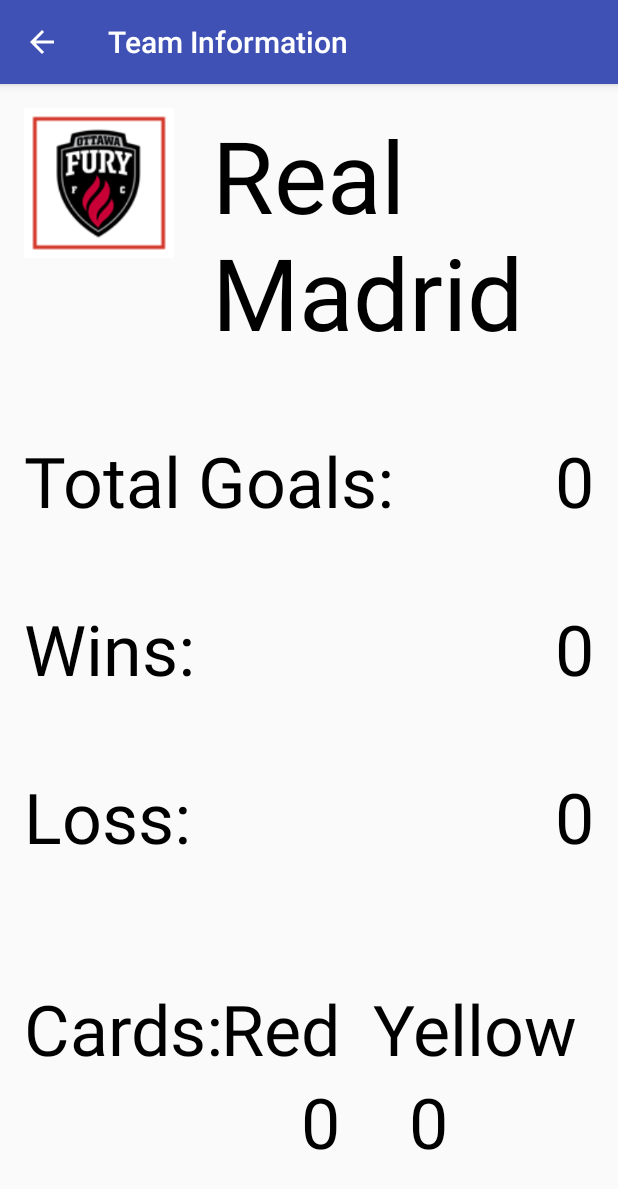
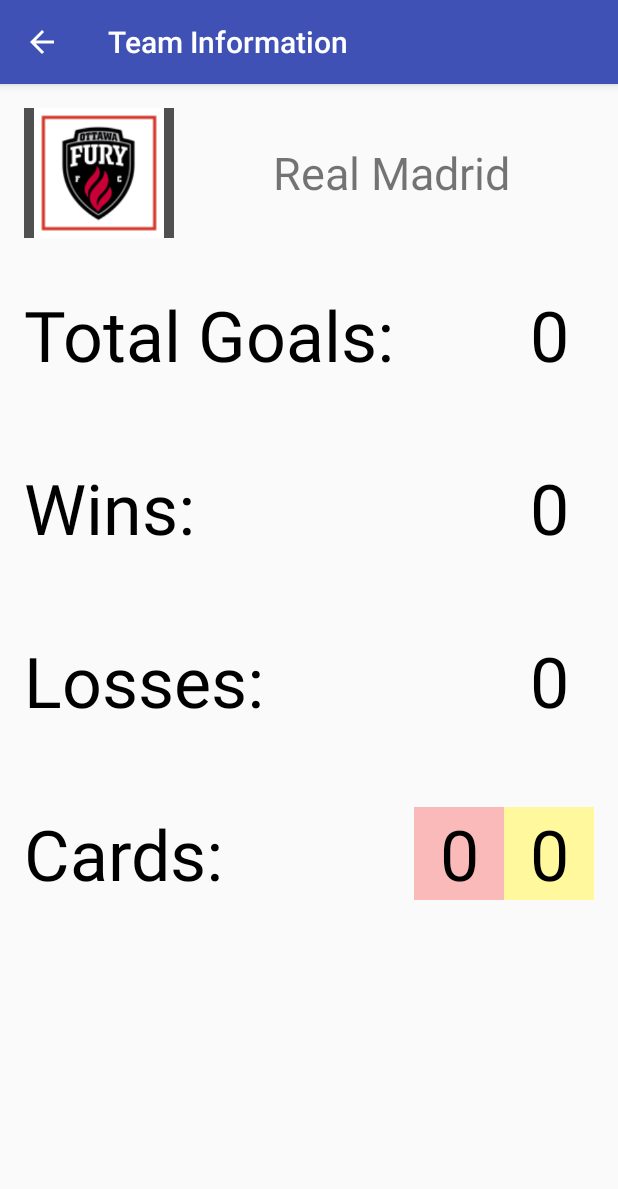
Before and after one commit to rkanjani/FootyManager, an Android app: the TeamInfo screen opened directly, with no data from a screen before it, on a phone screen of 412 x 824 dp. Shown: the top 1189 px of the screen. Run offline under Robolectric (Android 15) with nearby library versions, the phone set to English and light mode, and no system bars; 2 statements that could not run were skipped.

Commit message:
conflicts fixed

```diff
--- a/app/src/main/java/oceansfive/footymanager/TeamInfo.java
+++ b/app/src/main/java/oceansfive/footymanager/TeamInfo.java
@@ -26,33 +26,33 @@ public class TeamInfo extends AppCompatActivity {
 
         setTitle("Team Information");
 
-        TextView teamName = (TextView) findViewById(R.id.team_name);
+        TextView teamName = (TextView) findViewById(R.id.teamName);
 
         teamName.setText(team.getTeamName());
 
         if(team.getTeamLogo() != null) {
             String logo = team.getTeamLogo();
             int drawableResourceId = this.getResources().getIdentifier(logo, "drawable", this.getPackageName());
-            ImageView imageView = (ImageView) findViewById(R.id.team_logo);
+            ImageView imageView = (ImageView) findViewById(R.id.teamLogo);
             imageView.setImageResource(drawableResourceId);
         }
 
 
         teamName.setKeyListener(null);
 
-        TextView totalGoals = (TextView) findViewById(R.id.num_total_goals);
+        TextView totalGoals = (TextView) findViewById(R.id.totalGoals);
         totalGoals.setText(Integer.toString(team.getTotalGoals()));
 
-        TextView wins = (TextView) findViewById(R.id.num_wins);
+        TextView wins = (TextView) findViewById(R.id.numOfWin);
         wins.setText(Integer.toString(team.getWins()));
 
-        TextView losses = (TextView) findViewById(R.id.num_losses);
+        TextView losses = (TextView) findViewById(R.id.numOfLoss);
         losses.setText(Integer.toString(team.getLosses()));
 
-        TextView red = (TextView) findViewById(R.id.num_yellow);
+        TextView red = (TextView) findViewById(R.id.numOfYellow);
         red.setText(Integer.toString(team.getYellowCards()));
 
-        TextView yellow = (TextView) findViewById(R.id.num_red);
+        TextView yellow = (TextView) findViewById(R.id.numOfRed);
         yellow.setText(Integer.toString(team.getRedCards()));
 
 
--- a/app/src/main/res/layout/activity_team_info.xml
+++ b/app/src/main/res/layout/activity_team_info.xml
@@ -12,54 +12,60 @@
         android:layout_width="match_parent"
         android:layout_height="match_parent">
 
-        <LinearLayout
+        <RelativeLayout
             android:orientation="horizontal"
             android:layout_width="match_parent"
-            android:layout_height="wrap_content">
+            android:layout_height="100dp"
+            android:paddingBottom="20px">
 
             <ImageView
                 android:layout_width="100dp"
                 android:layout_height="100dp"
-                android:id="@+id/team_logo"
-                android:background="#b2b2b2" />
+                android:id="@+id/teamLogo"
+                android:src="#9d9d9d"
+                android:background="#505050" />
 
             <TextView
                 android:layout_width="wrap_content"
-                android:layout_height="wrap_content"
-                android:text="Default"
-                android:id="@+id/team_name"
-                android:textColor="#000000"
-                android:textSize="100px"
-                android:layout_gravity="center"
-                android:paddingLeft="25dp" />
-        </LinearLayout>
+                android:layout_height="match_parent"
+                android:id="@+id/teamName"
+                android:textSize="30dp"
+                android:gravity="center|center_horizontal"
+                android:text="Real Madrid"
+                android:paddingLeft="10dp"
+                android:layout_alignParentTop="true"
+                android:layout_alignParentRight="true"
+                android:layout_alignParentEnd="true"
+                android:layout_toRightOf="@+id/teamLogo"
+                android:layout_toEndOf="@+id/teamLogo"
+                android:layout_alignParentBottom="true" />
+
+        </RelativeLayout>
 
         <RelativeLayout
             android:orientation="horizontal"
             android:layout_width="match_parent"
             android:layout_height="wrap_content"
-            android:paddingTop="50dp"
-            android:gravity="center">
+            android:layout_gravity="center_horizontal"
+            android:paddingBottom="50px"
+            android:paddingTop="20dp">
 
             <TextView
                 android:layout_width="wrap_content"
                 android:layout_height="wrap_content"
-                android:text="Total Goals: "
-                android:id="@+id/total_goals"
+                android:text="Total Goals:"
+                android:id="@+id/textView8"
+                android:textSize="70px"
+                android:textColor="#000000" />
+
+            <TextView
+                android:layout_width="60dp"
+                android:layout_height="wrap_content"
+                android:text="0"
+                android:id="@+id/totalGoals"
                 android:textColor="#000000"
                 android:textSize="70px"
-                android:layout_alignParentTop="true"
-                android:layout_alignParentLeft="true"
-                android:layout_alignParentStart="true" />
-
-            <TextView
-                android:layout_width="wrap_content"
-                android:layout_height="wrap_content"
-                android:text="0"
-                android:id="@+id/num_total_goals"
-                android:textSize="70px"
-                android:textColor="#000000"
-                android:paddingLeft="25dp"
+                android:gravity="center_horizontal"
                 android:layout_alignParentTop="true"
                 android:layout_alignParentRight="true"
                 android:layout_alignParentEnd="true" />
@@ -69,145 +75,106 @@
             android:orientation="horizontal"
             android:layout_width="match_parent"
             android:layout_height="wrap_content"
-            android:paddingTop="50dp"
-            android:gravity="center">
+            android:layout_gravity="center_horizontal"
+            android:paddingBottom="50px"
+            android:paddingTop="20dp">
 
             <TextView
                 android:layout_width="wrap_content"
                 android:layout_height="wrap_content"
-                android:text="Wins: "
-                android:id="@+id/wins"
-                android:textColor="#000000"
-                android:textSize="70px" />
+                android:text="Wins:"
+                android:id="@+id/teamWin"
+                android:textSize="70px"
+                android:textColor="#000000" />
 
             <TextView
-                android:layout_width="wrap_content"
+                android:layout_width="60dp"
                 android:layout_height="wrap_content"
                 android:text="0"
-                android:id="@+id/num_wins"
+                android:id="@+id/numOfWin"
                 android:textColor="#000000"
                 android:textSize="70px"
-                android:paddingLeft="25dp"
+                android:gravity="center_horizontal"
                 android:layout_alignParentTop="true"
                 android:layout_alignParentRight="true"
                 android:layout_alignParentEnd="true" />
+
         </RelativeLayout>
 
         <RelativeLayout
             android:orientation="horizontal"
             android:layout_width="match_parent"
             android:layout_height="wrap_content"
-            android:gravity="center"
-            android:paddingTop="50dp">
+            android:layout_gravity="center_horizontal"
+            android:paddingBottom="50px"
+            android:paddingTop="20dp">
 
             <TextView
                 android:layout_width="wrap_content"
                 android:layout_height="wrap_content"
-                android:text="Loss: "
-                android:id="@+id/losses"
+                android:text="Losses: "
+                android:id="@+id/teamLoss"
+                android:layout_gravity="center_horizontal"
                 android:textColor="#000000"
                 android:textSize="70px" />
 
             <TextView
-                android:layout_width="wrap_content"
+                android:layout_width="59dp"
                 android:layout_height="wrap_content"
                 android:text="0"
-                android:id="@+id/num_losses"
+                android:id="@+id/numOfLoss"
+                android:textColor="#000000"
                 android:textSize="70px"
-                android:textColor="#000000"
-                android:paddingLeft="25dp"
-                android:layout_alignTop="@+id/losses"
+                android:gravity="center_horizontal"
+                android:layout_alignParentTop="true"
                 android:layout_alignParentRight="true"
                 android:layout_alignParentEnd="true" />
+
         </RelativeLayout>
 
         <RelativeLayout
             android:orientation="horizontal"
             android:layout_width="match_parent"
-            android:layout_height="match_parent"
-            android:gravity="center"
-            android:paddingTop="50dp">
+            android:layout_height="wrap_content"
+            android:paddingTop="20dp">
 
             <TextView
                 android:layout_width="wrap_content"
                 android:layout_height="wrap_content"
                 android:text="Cards: "
                 android:id="@+id/cards"
+                android:textSize="70px"
+                android:textColor="#000000"
+                android:layout_gravity="center" />
+
+            <TextView
+                android:layout_width="60dp"
+                android:layout_height="wrap_content"
+                android:text="0"
+                android:id="@+id/numOfRed"
+                android:layout_gravity="center_horizontal"
                 android:textColor="#000000"
                 android:textSize="70px"
                 android:layout_alignParentTop="true"
-                android:layout_alignParentLeft="true"
-                android:layout_alignParentStart="true" />
-
-            <LinearLayout
-                android:orientation="vertical"
-                android:layout_width="wrap_content"
-                android:layout_height="wrap_content"
-                android:paddingLeft="25dp"
-                android:layout_gravity="center"
-                android:id="@+id/linearLayout4">
-
-            </LinearLayout>
-
-            <LinearLayout
-                android:orientation="vertical"
-                android:layout_width="wrap_content"
-                android:layout_height="wrap_content"
-                android:paddingLeft="25dp">
-
-            </LinearLayout>
+                android:layout_toStartOf="@+id/numOfYellow"
+                android:layout_toLeftOf="@+id/numOfYellow"
+                android:gravity="center_horizontal"
+                android:background="#fbbaba" />
 
             <TextView
-                android:layout_width="wrap_content"
-                android:layout_height="wrap_content"
-                android:text="Yellow "
-                android:id="@+id/yellow"
-                android:textColor="#000000"
-                android:textSize="70px"
-                android:layout_below="@+id/linearLayout4"
-                android:layout_alignParentRight="true"
-                android:layout_alignParentEnd="true" />
-
-            <TextView
-                android:layout_width="wrap_content"
-                android:layout_height="wrap_content"
-                android:text="Red"
-                android:id="@+id/red"
-                android:textColor="#000000"
-                android:textSize="70px"
-                android:layout_marginRight="22dp"
-                android:layout_marginEnd="22dp"
-                android:layout_alignParentTop="true"
-                android:layout_toLeftOf="@+id/yellow"
-                android:layout_toStartOf="@+id/yellow" />
-
-            <TextView
-                android:layout_width="wrap_content"
+                android:layout_width="60dp"
                 android:layout_height="wrap_content"
                 android:text="0"
-                android:id="@+id/num_yellow"
+                android:id="@+id/numOfYellow"
                 android:textSize="70px"
                 android:textColor="#000000"
                 android:layout_gravity="center_horizontal"
-                android:layout_below="@+id/yellow"
-                android:layout_alignLeft="@+id/yellow"
-                android:layout_alignStart="@+id/yellow"
-                android:layout_marginLeft="24dp"
-                android:layout_marginStart="24dp" />
-
-            <TextView
-                android:layout_width="wrap_content"
-                android:layout_height="wrap_content"
-                android:text="0"
-                android:id="@+id/num_red"
-                android:textColor="#000000"
-                android:textSize="70px"
-                android:layout_gravity="right"
-                android:layout_below="@+id/red"
-                android:layout_alignRight="@+id/red"
-                android:layout_alignEnd="@+id/red" />
+                android:layout_alignParentTop="true"
+                android:layout_alignParentRight="true"
+                android:layout_alignParentEnd="true"
+                android:gravity="center_horizontal"
+                android:background="#fff89c" />
 
         </RelativeLayout>
-
     </LinearLayout>
 </RelativeLayout>
```
